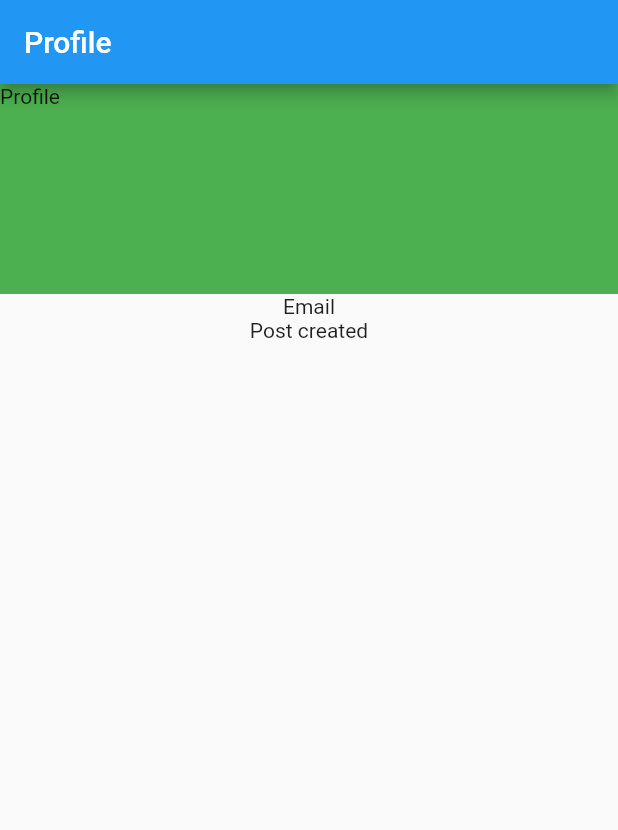
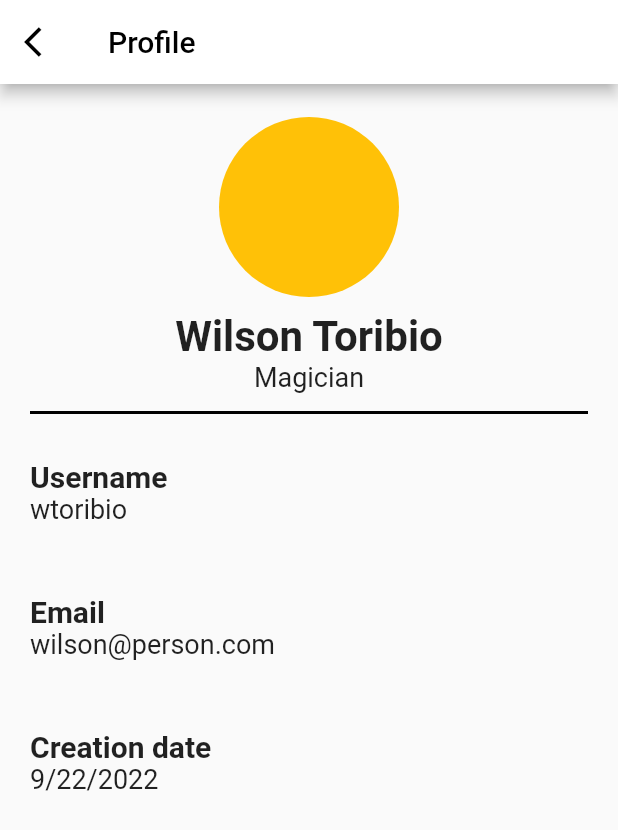
Before and after one commit to hydev777/Blogging, a Flutter app: the BlogUserProfile screen opened by its route, on a phone screen of 412 x 824 dp. Shown: the top 830 px of the screen. Run offline on Flutter 3.47's test engine with Material 2 defaults, Android fonts, the light colour scheme and no system bars; our stand-ins replace firebase_auth, firebase_core, go_router, image_picker; accounts and stored records are empty.

Commit message:
style(app): setting default color and layout

```diff
--- a/lib/view/screens/blog_feed/blog_feed.dart
+++ b/lib/view/screens/blog_feed/blog_feed.dart
@@ -17,13 +17,13 @@ class _BlogFeedState extends State<BlogFeed> {
       child: Scaffold(
 
         appBar: AppBar(
-          title: const Text('Feed'),
+          title: const Text('Feed', style: TextStyle(color: Colors.black)),
           actions: [
             IconButton(onPressed: () {
 
               context.go('/blog/profile');
 
-            }, icon: const Icon(Icons.person))
+            }, icon: const Icon(Icons.person, color: Colors.black,))
           ],
         ),
 
--- a/lib/view/screens/blog_login/blog_login.dart
+++ b/lib/view/screens/blog_login/blog_login.dart
@@ -1,5 +1,6 @@
 import 'package:flutter/material.dart';
 import 'package:go_router/go_router.dart';
+import 'package:firebase_auth/firebase_auth.dart';
 
 class Login extends StatefulWidget {
   const Login({Key? key}) : super(key: key);
@@ -16,7 +17,7 @@ class _LoginState extends State<Login> {
     return SafeArea(
       child: Scaffold(
         appBar: AppBar(
-          title: const Text('Login'),
+          title: const Text('Login', style: TextStyle(color: Colors.black)),
         ),
         body: Center(
           child: Form(
@@ -58,7 +59,7 @@ class _LoginState extends State<Login> {
                           context.go('/feed');
                         }
                       },
-                      child: const Text('Log In'),
+                      child: const Text('Log In', style: TextStyle(color: Colors.black)),
                     ),
                   ),
 
--- a/lib/view/screens/blog_user_profile/blog_user_profile.dart
+++ b/lib/view/screens/blog_user_profile/blog_user_profile.dart
@@ -1,4 +1,5 @@
 import 'package:flutter/material.dart';
+import 'package:go_router/go_router.dart';
 
 class BlogUserProfile extends StatefulWidget {
   const BlogUserProfile({Key? key}) : super(key: key);
@@ -12,20 +13,107 @@ class _BlogUserProfileState extends State<BlogUserProfile> {
   Widget build(BuildContext context) {
     return Scaffold(
       appBar: AppBar(
-        title: const Text('Profile'),
+        title: const Text('Profile', style: TextStyle(color: Colors.black)),
+        leading: IconButton(
+          onPressed: () {
+            context.go('/feed');
+          },
+          icon: const Icon(Icons.arrow_back_ios, color: Colors.black),
+        ),
+        backgroundColor: Colors.white,
       ),
       body: Column(
         children: [
           Container(
-            height: 140,
+            height: 220,
             width: double.infinity,
             decoration: const BoxDecoration(
-              color: Colors.green
+              border: Border(bottom: BorderSide(width: 2))
             ),
-            child: const Text('Profile'),
+            margin: const EdgeInsets.only(bottom: 10, left: 20, right: 20),
+            child: Center(
+              child: Column(
+                mainAxisAlignment: MainAxisAlignment.center,
+                children: [
+                  Container(
+                    height: 120,
+                    width: 120,
+                    margin: const EdgeInsets.all(10.0),
+                    decoration: BoxDecoration(
+                        color: Colors.amber,
+                        borderRadius: BorderRadius.circular(100)
+                        //more than 50% of width makes circle
+                        ),
+                  ),
+                  const Text('Wilson Toribio',
+                      style:
+                          TextStyle(fontSize: 28, fontWeight: FontWeight.bold)),
+                  const Text('Magician', style: TextStyle(fontSize: 18)),
+                ],
+              ),
+            ),
           ),
-          Text('Email'),
-          Text('Post created'),
+          Expanded(
+            child: ListView(
+
+              children: [
+
+                Container(
+                  padding: const EdgeInsets.all(10),
+                  margin: const EdgeInsets.all(10),
+                  width: 400,
+                  height: 70,
+                  decoration: const BoxDecoration(
+
+                  ),
+                  child: Column(
+                    crossAxisAlignment: CrossAxisAlignment.start,
+                    children: const [
+                      Text('Username', style: TextStyle(fontSize: 20, fontWeight: FontWeight.bold)),
+                      Text('wtoribio', style: TextStyle(fontSize: 18)),
+                    ],
+                  ),
+                ),
+
+                Container(
+                  padding: const EdgeInsets.all(10),
+                  margin: const EdgeInsets.all(10),
+                  width: 400,
+                  height: 70,
+                  decoration: const BoxDecoration(
+
+                  ),
+                  child: Column(
+                    crossAxisAlignment: CrossAxisAlignment.start,
+                    children: const [
+                      Text('Email', style: TextStyle(fontSize: 20, fontWeight: FontWeight.bold)),
+                      Text('wilson@person.com', style: TextStyle(fontSize: 18)),
+                    ],
+                  ),
+                ),
+
+                Container(
+                  padding: const EdgeInsets.all(10),
+                  margin: const EdgeInsets.all(10),
+                  width: 400,
+                  height: 70,
+                  decoration: const BoxDecoration(
+
+                  ),
+                  child: Column(
+                    crossAxisAlignment: CrossAxisAlignment.start,
+                    children: const [
+                      Text('Creation date', style: TextStyle(fontSize: 20, fontWeight: FontWeight.bold)),
+                      Text('9/22/2022', style: TextStyle(fontSize: 18)),
+                    ],
+                  ),
+                ),
+
+
+              ],
+
+            ),
+          )
         ],
       ),
     );
--- a/pubspec.yaml
+++ b/pubspec.yaml
@@ -41,8 +41,6 @@ dependencies:
   cloud_firestore: ^3.4.9
   firebase_auth: ^3.10.0
   firebase_core: ^1.23.0
-  animations: ^2.0.5
-  retrofit: ^3.0.1+1
   shared_preferences: ^2.0.15
   image_picker: ^0.8.5+3
 
```
Also changed, not shown: lib/main.dart (+7 -1 lines), lib/view/screens/blog_create_blog/blog_create_blog.dart (+23 -4 lines), lib/view/screens/blog_detail/blog_detail.dart (+20 -7 lines), pubspec.lock.
